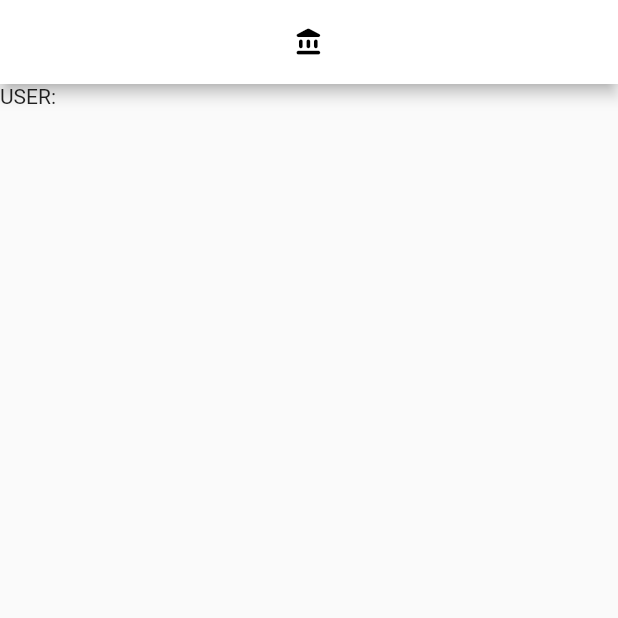
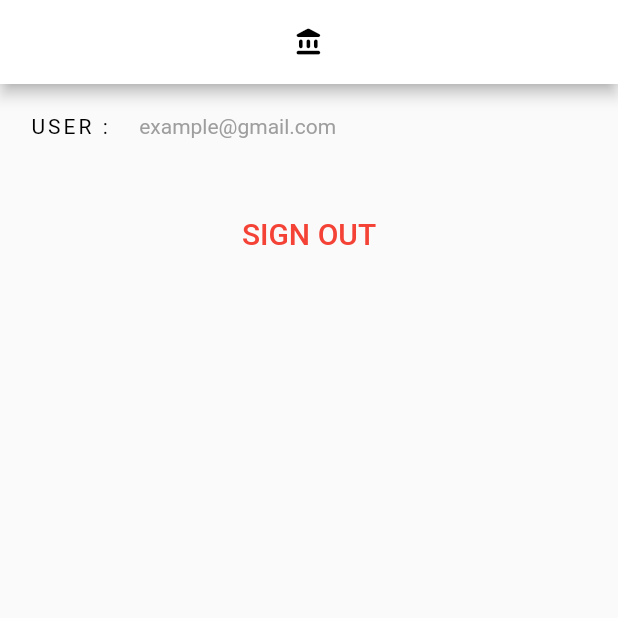
Before and after one commit to asd-35/flutter-app, a Flutter app: the Settings screen opened by its route, on a phone screen of 412 x 824 dp, the top half of it. Run offline on Flutter 3.47's test engine with Material 2 defaults, Android fonts, the phone set to English and light mode, and no system bars; our stand-ins replace google_maps_flutter, image_picker.

```diff
--- a/lib/main.dart
+++ b/lib/main.dart
@@ -4,7 +4,7 @@ import "package:comm_app/pages/map.dart";
 import "package:comm_app/pages/settings.dart";
 
 void main() => runApp(MaterialApp(
-        home: Settings(),
+        initialRoute: "/login",
     routes: {
         '/login': (context) => Login(),
         '/map': (context)  => Map(),
--- a/lib/pages/settings.dart
+++ b/lib/pages/settings.dart
@@ -1,10 +1,15 @@
 import 'package:flutter/material.dart';
+
+
+
 
 
 class Settings extends StatefulWidget {
   @override
   _SettingsState createState() => _SettingsState();
 }
+
+
 
 class _SettingsState extends State<Settings> {
   @override
@@ -19,10 +24,29 @@ class _SettingsState extends State<Settings> {
 
 
       ),
-      body: Column(
-        children: <Widget> [
-          Text("USER:" , )
-        ],
+      body: Padding(
+        padding: const EdgeInsets.all(20.0),
+        child: Column(
+          children: <Widget> [
+            Row(
+              mainAxisAlignment: MainAxisAlignment.start,
+              children: <Widget> [
+                Text("USER :" , style: TextStyle(color: Colors.black, letterSpacing: 2.0)),
+                SizedBox(width: 20.0,),
+                Text("example@gmail.com" , style: TextStyle(color: Colors.grey)),
+              ],
+            ),
+            SizedBox(height: 40.0),
+            Row(
+              mainAxisAlignment: MainAxisAlignment.center,
+              children: <Widget> [
+                TextButton(onPressed: (){
+                  Navigator.popAndPushNamed(context, "/login");
+                }, child: Text("SIGN OUT", style: TextStyle(color: Colors.red , fontSize: 20))),
+              ],
+            ),
+          ],
+        ),
       ),
     );
   }
--- a/pubspec.yaml
+++ b/pubspec.yaml
@@ -24,6 +24,7 @@ dependencies:
   flutter:
     sdk: flutter
   google_maps_flutter: ^1.0.6
+  image_picker: ^0.6.7+14
 
 
 
```
Also changed, not shown: lib/pages/login.dart (+6 -2 lines), lib/pages/map.dart (+33 -2 lines), how_the_app_looks/1.JPG (added), how_the_app_looks/3.JPG (added), pubspec.lock, 1 other file.
